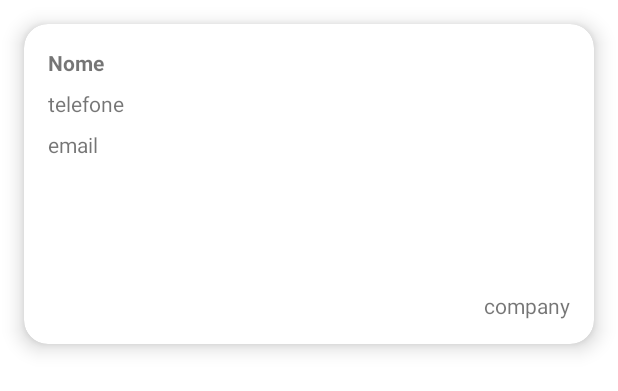
After one commit to tfreitasf/business-card-app, an Android app: the layout item_business_card.xml on its own in the app's theme, with its tools: preview values and no code run, on a phone screen of 412 x 824 dp. The commit adds this screen. Shown: the top 391 px of the screen. Run offline under Robolectric (Android 15) with nearby library versions, the phone set to English and light mode, and no system bars.

Commit message:
created activitymain and itembusinesscard layouts

```diff
--- /dev/null
+++ b/app/src/main/res/drawable/ic_add.xml
@@ -0,0 +1,5 @@
+<vector android:height="24dp" android:tint="#000000"
+    android:viewportHeight="24" android:viewportWidth="24"
+    android:width="24dp" xmlns:android="http://schemas.android.com/apk/res/android">
+    <path android:fillColor="@android:color/white" android:pathData="M19,13h-6v6h-2v-6H5v-2h6V5h2v6h6v2z"/>
+</vector>
--- /dev/null
+++ b/app/src/main/res/layout/item_business_card.xml
@@ -0,0 +1,69 @@
+<?xml version="1.0" encoding="utf-8"?>
+<androidx.constraintlayout.widget.ConstraintLayout xmlns:android="http://schemas.android.com/apk/res/android"
+    xmlns:app="http://schemas.android.com/apk/res-auto"
+    xmlns:tools="http://schemas.android.com/tools"
+    android:layout_width="match_parent"
+    android:layout_height="wrap_content">
+
+    <com.google.android.material.card.MaterialCardView
+        android:layout_width="match_parent"
+        android:layout_height="0dp"
+        android:layout_margin="16dp"
+        android:checkable="true"
+        android:clickable="true"
+        android:focusable="true"
+        app:cardCornerRadius="16dp"
+        app:cardElevation="8dp"
+        app:layout_constraintBottom_toBottomOf="parent"
+        app:layout_constraintDimensionRatio="16:9"
+        app:layout_constraintEnd_toEndOf="parent"
+        app:layout_constraintStart_toStartOf="parent"
+        app:layout_constraintTop_toTopOf="parent">
+
+        <androidx.constraintlayout.widget.ConstraintLayout
+            android:layout_width="match_parent"
+            android:layout_height="match_parent"
+            android:layout_margin="16dp">
+
+            <com.google.android.material.textview.MaterialTextView
+                android:id="@+id/tv_name"
+                android:layout_width="wrap_content"
+                android:layout_height="wrap_content"
+                android:textStyle="bold"
+                app:layout_constraintStart_toStartOf="parent"
+                app:layout_constraintTop_toTopOf="parent"
+                tools:text="Nome" />
+
+            <com.google.android.material.textview.MaterialTextView
+                android:id="@+id/tv_phone"
+                android:layout_width="wrap_content"
+                android:layout_height="wrap_content"
+                android:layout_marginTop="8dp"
+                app:layout_constraintStart_toStartOf="parent"
+                app:layout_constraintTop_toBottomOf="@id/tv_name"
+                tools:text="telefone" />
+
+            <com.google.android.material.textview.MaterialTextView
+                android:id="@+id/tv_email"
+                android:layout_width="wrap_content"
+                android:layout_height="wrap_content"
+                android:layout_marginTop="8dp"
+                app:layout_constraintStart_toStartOf="parent"
+                app:layout_constraintTop_toBottomOf="@id/tv_phone"
+                tools:text="email" />
+
+            <com.google.android.material.textview.MaterialTextView
+                android:id="@+id/tv_company"
+                android:layout_width="wrap_content"
+                android:layout_height="wrap_content"
+                android:layout_marginTop="8dp"
+                app:layout_constraintBottom_toBottomOf="parent"
+                app:layout_constraintEnd_toEndOf="parent"
+                tools:text="company" />
+
+
+        </androidx.constraintlayout.widget.ConstraintLayout>
+
+    </com.google.android.material.card.MaterialCardView>
+
+</androidx.constraintlayout.widget.ConstraintLayout>
--- a/app/src/main/res/values-night/themes.xml
+++ b/app/src/main/res/values-night/themes.xml
@@ -1,6 +1,6 @@
 <resources xmlns:tools="http://schemas.android.com/tools">
     <!-- Base application theme. -->
-    <style name="Theme.BusinessCard" parent="Theme.MaterialComponents.DayNight.DarkActionBar">
+    <style name="Theme.BusinessCard" parent="Theme.MaterialComponents.DayNight.NoActionBar">
         <!-- Primary brand color. -->
         <item name="colorPrimary">@color/purple_200</item>
         <item name="colorPrimaryVariant">@color/purple_700</item>
--- a/app/src/main/res/values/strings.xml
+++ b/app/src/main/res/values/strings.xml
@@ -1,3 +1,5 @@
 <resources>
     <string name="app_name">businessCard</string>
+    <string name="txt_label_business_card">Cartão de Visita</string>
+    <string name="cd_fab_add_cad">botão para adicionar cartão de visitas</string>
 </resources>
--- a/app/src/main/res/values/themes.xml
+++ b/app/src/main/res/values/themes.xml
@@ -1,6 +1,6 @@
 <resources xmlns:tools="http://schemas.android.com/tools">
     <!-- Base application theme. -->
-    <style name="Theme.BusinessCard" parent="Theme.MaterialComponents.DayNight.DarkActionBar">
+    <style name="Theme.BusinessCard" parent="Theme.MaterialComponents.DayNight.NoActionBar">
         <!-- Primary brand color. -->
         <item name="colorPrimary">@color/purple_500</item>
         <item name="colorPrimaryVariant">@color/purple_700</item>
```
Also changed, not shown: app/src/main/res/layout/activity_main.xml (+29 -2 lines).
